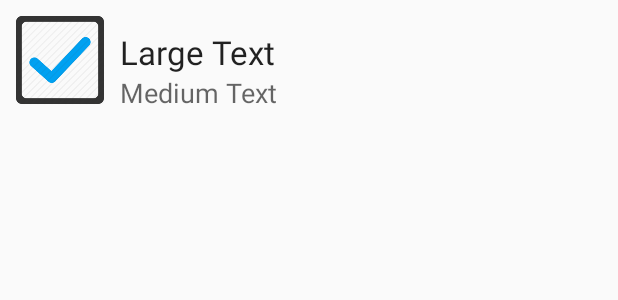
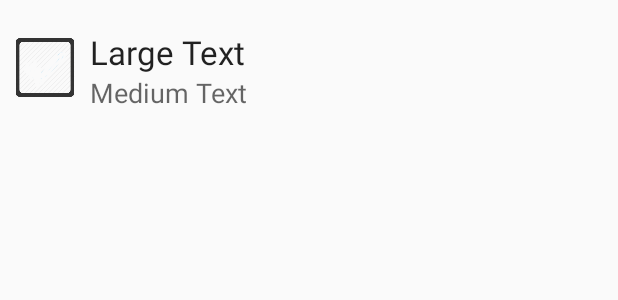
Before and after one commit to ithanki/NotesApp, an Android app: the layout note_preview.xml on its own in the app's theme, with its tools: preview values and no code run, on a phone screen of 412 x 824 dp. Shown: the top 300 px of the screen. Run offline under Robolectric (Android 15) with nearby library versions, the phone set to English and light mode, and no system bars.

Commit message:
New icon

```diff
--- a/app/src/main/java/com/example/ishita/notesapp/MainActivity.java
+++ b/app/src/main/java/com/example/ishita/notesapp/MainActivity.java
@@ -41,6 +41,7 @@ public class MainActivity extends AppCompatActivity {
 
         switch(id) {
             case R.id.menu_new:
+                showSimplePopUp();
                 //perform action to call activity_notes
                 return true;
             case R.id.menu_delete:
--- a/app/src/main/res/layout/note_preview.xml
+++ b/app/src/main/res/layout/note_preview.xml
@@ -6,18 +6,18 @@
 
     <FrameLayout
         android:layout_width="wrap_content"
-        android:layout_height="match_parent">
+        android:layout_height="wrap_content">
 
         <ImageView
-            android:layout_width="60dp"
-            android:layout_height="60dp"
+            android:layout_width="40dp"
+            android:layout_height="70dp"
             android:id="@+id/checkedNoteIcon"
-            android:src="@drawable/notechecked_icon" />
+            android:src="@drawable/noteunchecked_icon" />
     </FrameLayout>
 
     <RelativeLayout
         android:layout_width="match_parent"
-        android:layout_height="match_parent"
+        android:layout_height="wrap_content"
         android:padding="10dp">
 
 
```
Also changed, not shown: app/src/main/res/drawable/noteunchecked_icon.png (added).
